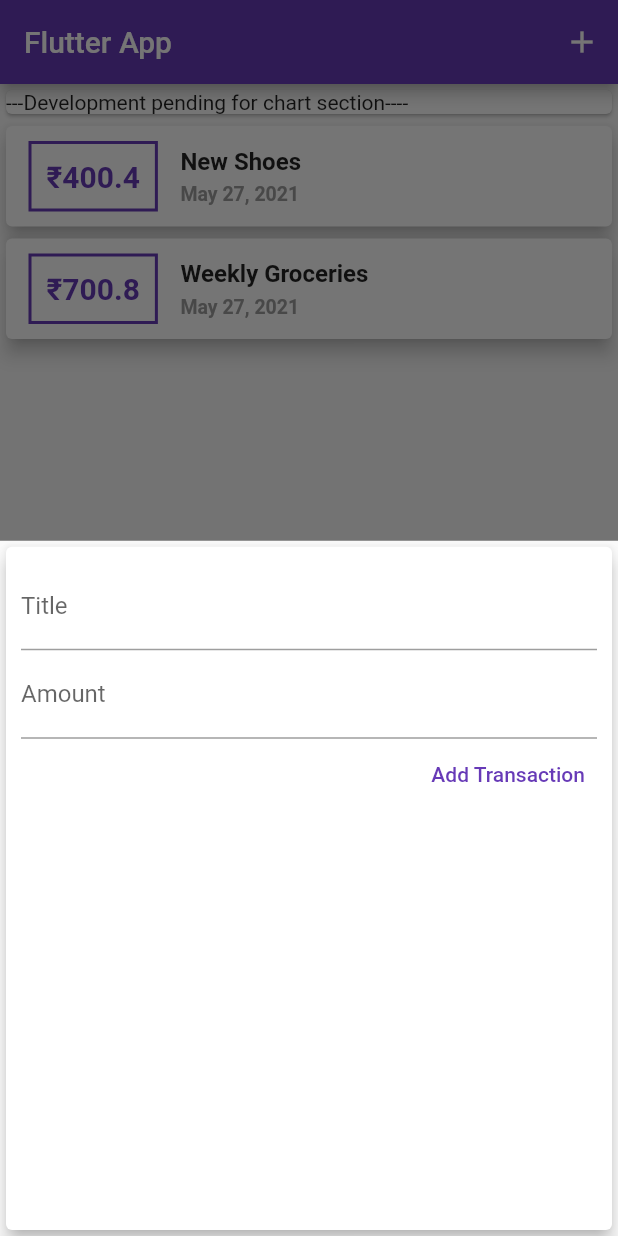
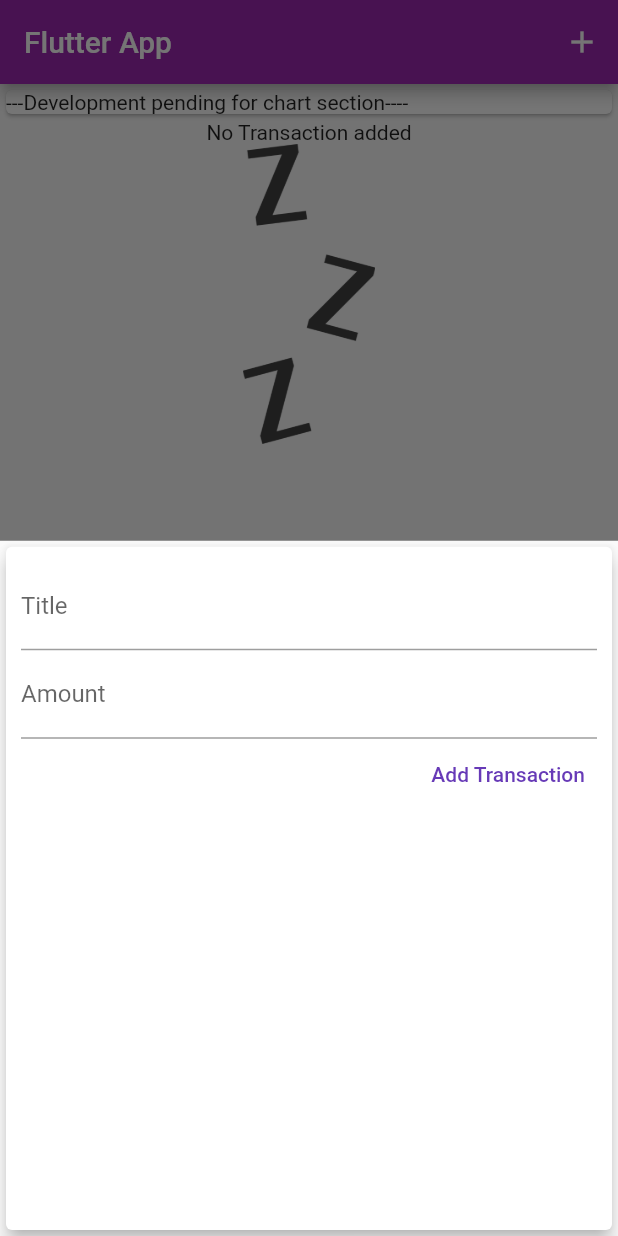
Before and after one commit to prog-harsh/PersonalExpanses, a Flutter app: the screen it shows after launch, after a tap on the "add" icon, on a phone screen of 412 x 824 dp. Run offline on Flutter 3.47's test engine with Material 2 defaults, Android fonts, the light colour scheme and no system bars.

Commit message:
intial commit

```diff
--- a/lib/Widgets/new_transaction.dart
+++ b/lib/Widgets/new_transaction.dart
@@ -1,9 +1,18 @@
 import 'package:flutter/material.dart';
 
-class NewTransaction extends StatelessWidget {
+class NewTransaction extends StatefulWidget {
+  final Function addTx;
+
+  NewTransaction(this.addTx);
+
+  @override
+  _NewTransactionState createState() => _NewTransactionState();
+}
+
+class _NewTransactionState extends State<NewTransaction> {
   final titleController = TextEditingController();
+
   final amountController = TextEditingController();
-  final Function addTx;
 
   void saveData() {
     final enteredTitle = titleController.text;
@@ -12,10 +21,10 @@ class NewTransaction extends StatelessWidget {
     if (enteredAmount <= 0 || enteredTitle.isEmpty) {
       return;
     }
-    addTx(titleController.text, double.parse(amountController.text));
+    widget.addTx(titleController.text, double.parse(amountController.text));
+    Navigator.of(context).pop();
   }
 
-  NewTransaction(this.addTx);
   @override
   Widget build(BuildContext context) {
     return Card(
--- a/lib/Widgets/transaction_list.dart
+++ b/lib/Widgets/transaction_list.dart
@@ -9,8 +9,22 @@ class TransactionList extends StatelessWidget {
   @override
   Widget build(BuildContext context) {
     return Container(
-        height: MediaQuery.of(context).size.height * 0.7,
-        child: ListView.builder(
+        height: 300,
+        //height: MediaQuery.of(context).size.height * 0.7,
+        child: tx.isEmpty
+            ? Column(
+                children: [
+                  Text('No Transaction added'),
+                  Container(
+                    height: 200,
+                    child: Image.asset(
+                      'assets/images/waiting.png',
+                      // fit: BoxFit.fitHeight,
+                    ),
+                  )
+                ],
+              )
+            : ListView.builder(
                 itemCount: tx.length,
                 itemBuilder: (context, index) => Card(
                       elevation: 5,
@@ -18,11 +32,11 @@ class TransactionList extends StatelessWidget {
                         children: [
                           Container(
                             padding: EdgeInsets.all(10),
-                        margin:
-                            EdgeInsets.symmetric(vertical: 10, horizontal: 15),
+                            margin: EdgeInsets.symmetric(
+                                vertical: 10, horizontal: 15),
                             decoration: BoxDecoration(
-                            border:
-                                Border.all(color: Colors.deepPurple, width: 2)),
+                                border: Border.all(
+                                    color: Colors.deepPurple, width: 2)),
                             child: Text(
                               '₹${tx[index].amount}',
                               style: TextStyle(
--- a/lib/main.dart
+++ b/lib/main.dart
@@ -4,17 +4,28 @@ import './Models/transtion.dart';
 import 'Widgets/transaction_list.dart';
 
 void main() {
-  runApp(
-    MaterialApp(home: MyApp()),
-  );
+  runApp(MyApp());
 }
 
-class MyApp extends StatefulWidget {
+class MyApp extends StatelessWidget {
   @override
-  _MyAppState createState() => _MyAppState();
+  Widget build(BuildContext context) {
+    return MaterialApp(
+      theme: ThemeData(
+        primarySwatch: Colors.purple,
+        accentColor: Colors.amber,
+      ),
+      home: MyHome(),
+    );
+  }
 }
 
-class _MyAppState extends State<MyApp> {
+class MyHome extends StatefulWidget {
+  @override
+  _MyHomeState createState() => _MyHomeState();
+}
+
+class _MyHomeState extends State<MyHome> {
   void _startNewTransaction(BuildContext ctx) {
     showModalBottomSheet(
         context: ctx,
@@ -24,13 +35,13 @@ class _MyAppState extends State<MyApp> {
   }
 
   final List<Transtion> _userTransactions = [
-    Transtion(
-        id: 't1', amount: 400.40, date: DateTime.now(), title: 'New Shoes'),
-    Transtion(
-        id: 't2',
-        amount: 700.80,
-        date: DateTime.now(),
-        title: 'Weekly Groceries')
+    // Transtion(
+    //     id: 't1', amount: 400.40, date: DateTime.now(), title: 'New Shoes'),
+    // Transtion(
+    //     id: 't2',
+    //     amount: 700.80,
+    //     date: DateTime.now(),
+    //     title: 'Weekly Groceries')
   ];
   void _addNewTransaction(String title, double amount) {
     final newTx = Transtion(
@@ -54,7 +65,6 @@ class _MyAppState extends State<MyApp> {
                 Icons.add,
               ))
         ],
-        backgroundColor: Colors.deepPurple,
         title: Text('Flutter App'),
       ),
       body: SingleChildScrollView(
@@ -73,6 +83,7 @@ class _MyAppState extends State<MyApp> {
           ],
         ),
       ),
+      floatingActionButtonLocation: FloatingActionButtonLocation.centerFloat,
       floatingActionButton: FloatingActionButton(
         elevation: 10,
         child: Icon(
--- a/pubspec.yaml
+++ b/pubspec.yaml
@@ -46,9 +46,8 @@ flutter:
   uses-material-design: true
 
   # To add assets to your application, add an assets section, like this:
-  # assets:
-  #   - images/a_dot_burr.jpeg
-  #   - images/a_dot_ham.jpeg
+  assets:
+    - assets/images/
 
   # An image asset can refer to one or more resolution-specific "variants", see
   # https://flutter.dev/assets-and-images/#resolution-aware.
```
Also changed, not shown: lib/Widgets/chart.dart (added, +37 -0 lines), assets/images/waiting.png (added). Lines whose indentation alone changed are shown as unchanged.
